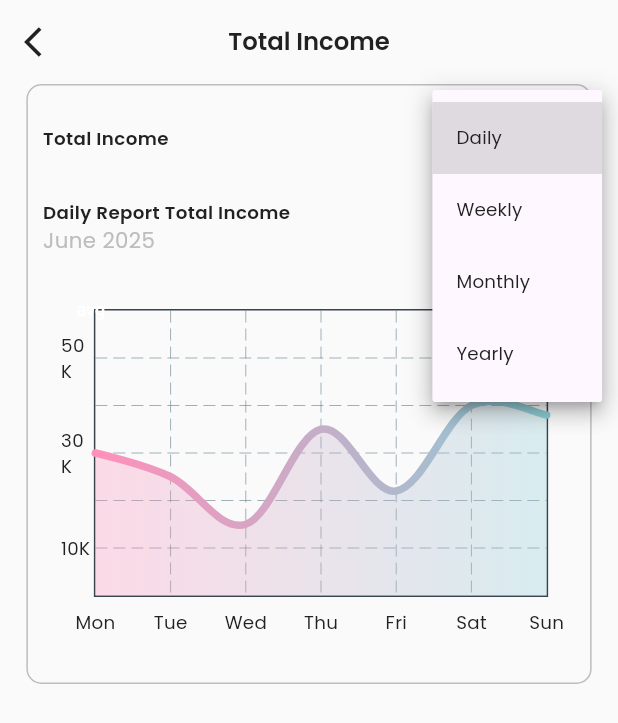
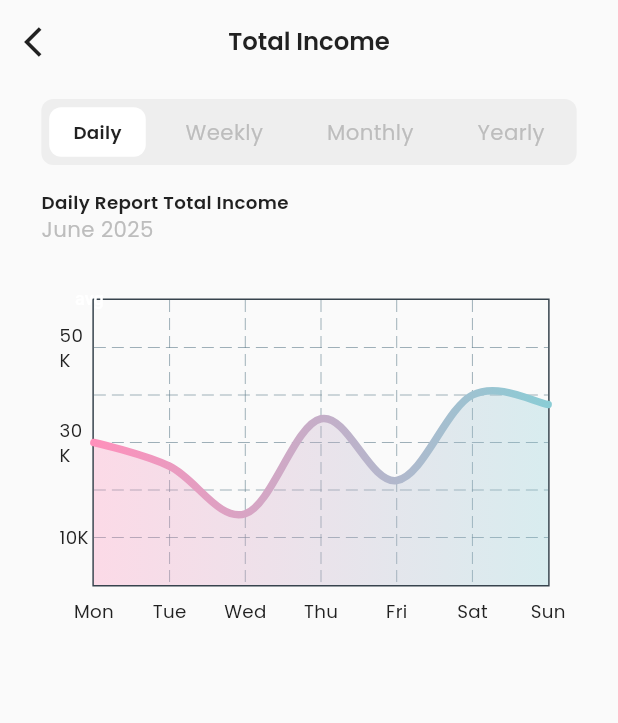
Before and after one commit to zakizakiran/chingu-movie, a Flutter app: the TotalIncomeView screen opened by its route, after a tap on "Daily", on a phone screen of 412 x 824 dp. Shown: the top 723 px of the screen. Run offline on Flutter 3.47's test engine with Material 3 defaults, Android fonts, the phone set to English and light mode, and no system bars; drawn by our look-alikes of fl_chart; our stand-ins replace email_validator, firebase_core, flutter_screenutil, flutter_svg, get, google_fonts and 4 more; accounts and stored records are empty.

Commit message:
toggle update

```diff
--- a/lib/app/modules/pages/total_income/controllers/total_income_controller.dart
+++ b/lib/app/modules/pages/total_income/controllers/total_income_controller.dart
@@ -4,7 +4,7 @@ import 'package:get/get.dart';
 class TotalIncomeController extends GetxController {
   //TODO: Implement TotalIncomeController
   RxBool showAvg = false.obs;
-  RxString selectedType = 'Daily'.obs;
+  RxString selectedValue = 'Daily'.obs;
 
   // Dummy data untuk grafik
   RxList<FlSpot> spots = <FlSpot>[].obs;
@@ -15,6 +15,13 @@ class TotalIncomeController extends GetxController {
   // Label sumbu Y (jumlah uang)
   RxMap<int, String> leftAxisLabels = <int, String>{}.obs;
 
+  final RxInt selectedIndex = 0.obs;
+
+  void onIndexChanged(int index) {
+    selectedIndex.value = index;
+    selectedValue.value = ['Daily', 'Weekly', 'Monthly', 'Yearly'][index];
+  }
+
   @override
   void onInit() {
     super.onInit();
@@ -23,7 +30,7 @@ class TotalIncomeController extends GetxController {
 
   void onDropdownChanged(String? value) {
     if (value != null) {
-      selectedType.value = value;
+      selectedValue.value = value;
       loadDummyData(); // ubah dari firebase
     }
   }
@@ -52,11 +59,7 @@ class TotalIncomeController extends GetxController {
     };
 
     // Label sumbu Y (total uang)
-    leftAxisLabels.value = {
-      1: '10K',
-      3: '30K',
-      5: '50K',
-    };
+    leftAxisLabels.value = {1: '10K', 3: '30K', 5: '50K'};
   }
 
   final count = 0.obs;
--- a/lib/app/modules/pages/total_income/views/total_income_view.dart
+++ b/lib/app/modules/pages/total_income/views/total_income_view.dart
@@ -29,10 +29,12 @@ class TotalIncomeView extends GetView<TotalIncomeController> {
           child: Column(
             children: [
               CustomGrafikContainer(
-                title: 'Total Income',
-                selectedValue: controller.selectedType,
+                selectedValue: controller.selectedValue,
                 items: ['Daily', 'Weekly', 'Monthly', 'Yearly'],
-                onChanged: controller.onDropdownChanged,
+                onChanged: (value) {
+                  // opsional jika ingin mengubah pakai dropdown
+                  controller.selectedValue.value = value!;
+                },
                 controller: controller,
                 chartSpots: controller.spots,
                 bottomLabels: controller.bottomAxisLabels,
--- a/lib/shared/widgets/custom_grafik_container.dart
+++ b/lib/shared/widgets/custom_grafik_container.dart
@@ -1,5 +1,4 @@
 import 'package:chingu_app/app/modules/pages/total_income/controllers/total_income_controller.dart';
-import 'package:chingu_app/shared/constant/colors.dart';
 import 'package:chingu_app/shared/constant/text_styles.dart';
 import 'package:flutter/material.dart';
 import 'package:get/get.dart';
@@ -8,7 +7,6 @@ import 'package:fl_chart/fl_chart.dart';
 import 'custom_line_chart.dart';
 
 class CustomGrafikContainer extends StatelessWidget {
-  final String title;
   final RxString selectedValue;
   final List<String> items;
   final void Function(String?) onChanged;
@@ -20,7 +18,6 @@ class CustomGrafikContainer extends StatelessWidget {
 
   const CustomGrafikContainer({
     super.key,
-    required this.title,
     required this.selectedValue,
     required this.items,
     required this.onChanged,
@@ -36,46 +33,56 @@ class CustomGrafikContainer extends StatelessWidget {
       width: double.infinity,
       constraints: const BoxConstraints(minHeight: 400),
       decoration: BoxDecoration(
-        border: Border.all(color: AppColors.lightGrey),
         borderRadius: BorderRadius.circular(10),
       ),
       child: Padding(
         padding: const EdgeInsets.all(10),
         child: Column(
           mainAxisSize: MainAxisSize.min,
+          crossAxisAlignment: CrossAxisAlignment.start,
           children: [
-            Row(
-              mainAxisAlignment: MainAxisAlignment.spaceBetween,
-              children: [
-                Text(title, style: AppTextStyles.smallTextBold),
-                Container(
-                  padding: const EdgeInsets.symmetric(horizontal: 5),
-                  decoration: BoxDecoration(
-                    border: Border.all(color: Colors.white),
-                    borderRadius: BorderRadius.circular(4),
-                  ),
-                  child: Obx(() {
-                    return DropdownButtonHideUnderline(
-                      child: DropdownButton<String>(
-                        value: selectedValue.value,
-                        onChanged: onChanged,
-                        items: items.map((String value) {
-                          return DropdownMenuItem<String>(
-                            value: value,
-                            child: Text(value, style: AppTextStyles.smallText),
-                          );
-                        }).toList(),
-                        icon: const Icon(Icons.keyboard_arrow_down),
+            Obx(() {
+              return Container(
+                width: double.infinity,
+                padding: const EdgeInsets.symmetric(vertical: 4),
+                decoration: BoxDecoration(
+                  color: Colors.grey.shade200,
+                  borderRadius: BorderRadius.circular(8),
+                ),
+                child: Row(
+                  mainAxisAlignment: MainAxisAlignment.spaceAround,
+                  children: List.generate(items.length, (index) {
+                    final label = items[index];
+                    final isSelected = controller.selectedIndex.value == index;
+
+                    return GestureDetector(
+                      onTap: () => controller.onIndexChanged(index),
+                      child: Container(
+                        padding: const EdgeInsets.symmetric(vertical: 8, horizontal: 16),
+                        decoration: BoxDecoration(
+                          color: isSelected ? Colors.white : Colors.transparent,
+                          borderRadius: BorderRadius.circular(8),
+                        ),
+                        child: Text(
+                          label,
+                          style: isSelected
+                              ? AppTextStyles.smallTextBold
+                              : AppTextStyles.hintText,
+                        ),
                       ),
                     );
                   }),
                 ),
-              ],
-            ),
+              );
+            }),
+
             const SizedBox(height: 16),
+
+            // Line Chart
             Obx(() {
               switch (selectedValue.value) {
                 case 'Daily':
+                case 'Weekly':
                   return CustomLineChart(
                     controller: controller,
                     chartSpots: chartSpots,
@@ -83,15 +90,6 @@ class CustomGrafikContainer extends StatelessWidget {
                     leftLabels: leftLabels,
                     date: "June 2025",
                     reportType: selectedValue.value,
-                  );
-                case 'Weekly':
-                  return CustomLineChart(
-                    controller: controller,
-                    chartSpots: chartSpots,
-                    bottomLabels: bottomLabels,
-                    leftLabels: leftLabels,
-                    reportType: selectedValue.value,
-                    date: "June 2025",
                   );
                 case 'Monthly':
                   return Container(
```
Also changed, not shown: lib/shared/widgets/custom_line_chart.dart (line endings or trailing spaces).
